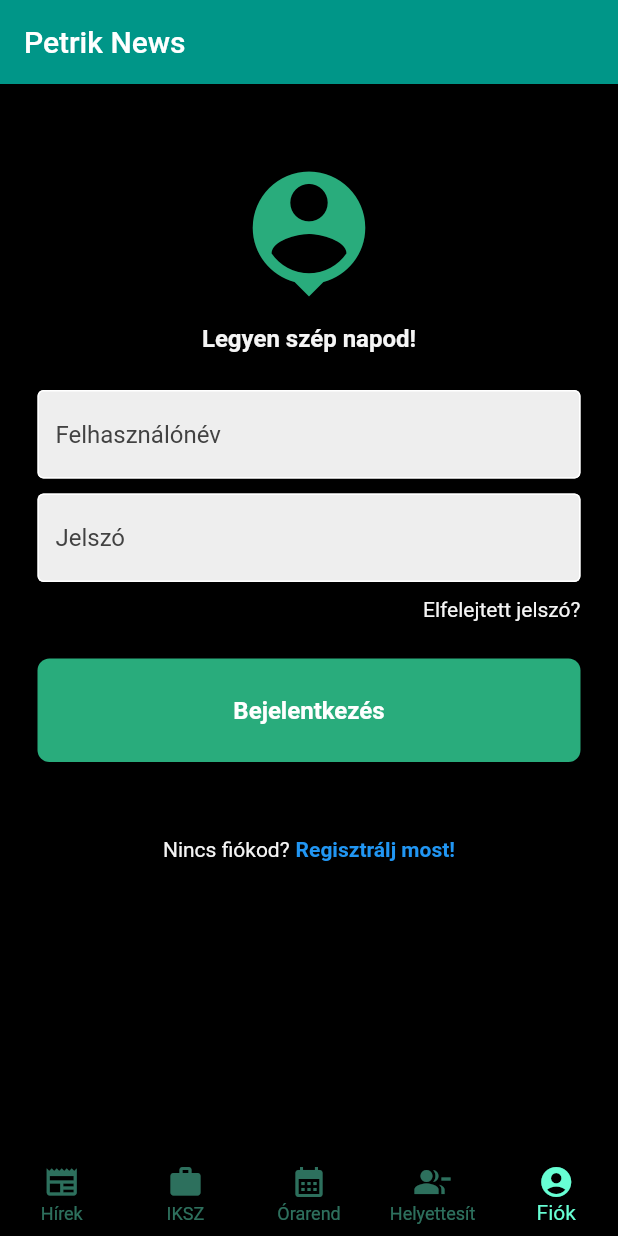
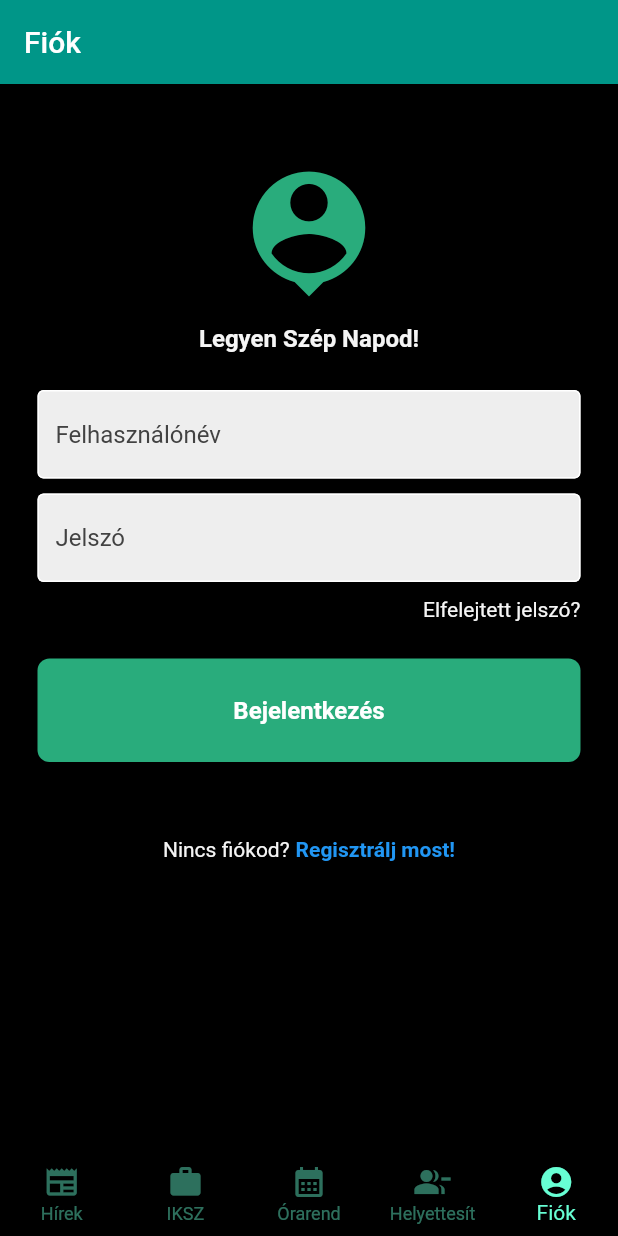
Before and after one commit to Preisler25/petrik, a Flutter app: the screen it shows after launch, item 5 of the bottom bar chosen, on a phone screen of 412 x 824 dp. Run offline on Flutter 3.47's test engine with Material 2 defaults, Android fonts, the phone set to English and light mode, and no system bars; network calls fail.

Commit message:
titlelist

```diff
--- a/lib/main.dart
+++ b/lib/main.dart
@@ -19,6 +19,7 @@ class MyApp extends StatefulWidget {
 
 class _MyAppState extends State<MyApp> {
   int _selectedIndex = 0;
+
   static final List<Widget> _widgetOptions = <Widget>[
     const Page1(),
     Page2(
@@ -29,10 +30,26 @@ class _MyAppState extends State<MyApp> {
     const Page5(),
   ];
 
+  static final List<String> _titleList = [
+    'Petrik News',
+    'IKSZ',
+    'Órarend',
+    'Helyettesít',
+    'Fiók'
+  ];
+
   void _onItemTapped(int index) {
     setState(() {
       _selectedIndex = index;
     });
+
+    if (mounted) {
+      setState(() {
+        AppBar(
+          title: Text(_titleList[_selectedIndex]),
+        );
+      });
+    }
   }
 
   @override
@@ -51,7 +68,7 @@ class _MyAppState extends State<MyApp> {
       ),
       home: Scaffold(
         appBar: AppBar(
-          title: const Text('Petrik News'),
+          title: Text(_titleList[_selectedIndex]),
         ),
         body: Center(
           child: _widgetOptions.elementAt(_selectedIndex),
--- a/lib/pages/login.dart
+++ b/lib/pages/login.dart
@@ -10,7 +10,10 @@ class LoginForm extends StatelessWidget {
   final passwordController = TextEditingController();
 
   // sign in funkció (még nincs implementálva)
-  void signUserIn() {}
+  void signUserIn() {
+    print('username: ${usernameController.text}');
+    print('password: ${passwordController.text}');
+  }
 
   @override
   Widget build(BuildContext context) {
@@ -35,7 +38,7 @@ class LoginForm extends StatelessWidget {
 
                 //legyen szép napod:)
                 Text(
-                  'Legyen szép napod!',
+                  'Legyen Szép Napod!',
                   style: TextStyle(
                       color: Colors.grey[100],
                       fontSize: 16,
```
